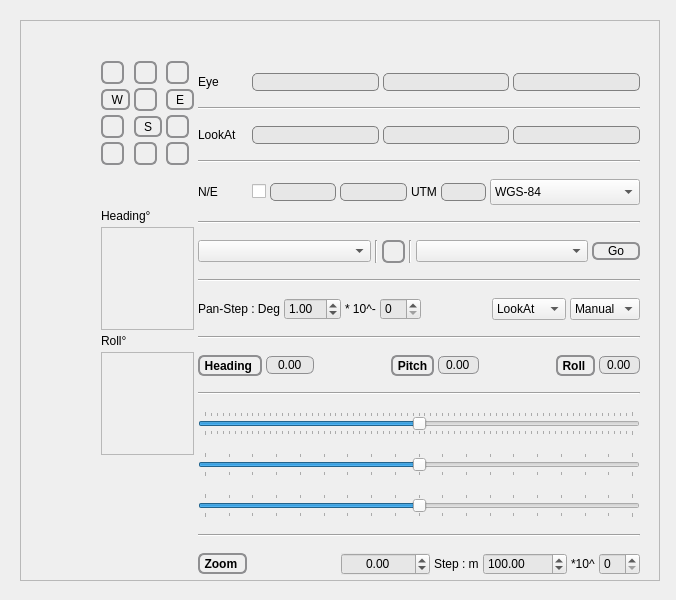
Old version of the form ui/navigationwindow.ui in the repository epifanio/planetsasha.
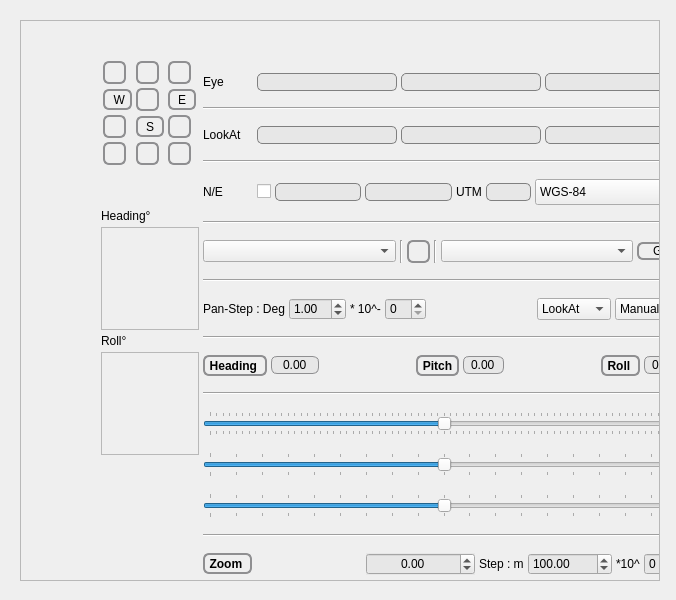
New version of the form. Icons and pictures are not drawn.

Patch:
```diff
--- a/ui/navigationwindow.ui
+++ b/ui/navigationwindow.ui
@@ -57,7 +57,7 @@
       <rect>
        <x>10</x>
        <y>10</y>
-       <width>639</width>
+       <width>684</width>
        <height>754</height>
       </rect>
      </property>
@@ -775,7 +775,7 @@
                  <x>0</x>
                  <y>0</y>
                  <width>91</width>
-                 <height>82</height>
+                 <height>80</height>
                 </rect>
                </property>
               </widget>
@@ -803,7 +803,7 @@
                  <x>0</x>
                  <y>0</y>
                  <width>91</width>
-                 <height>82</height>
+                 <height>80</height>
                 </rect>
                </property>
               </widget>
```
